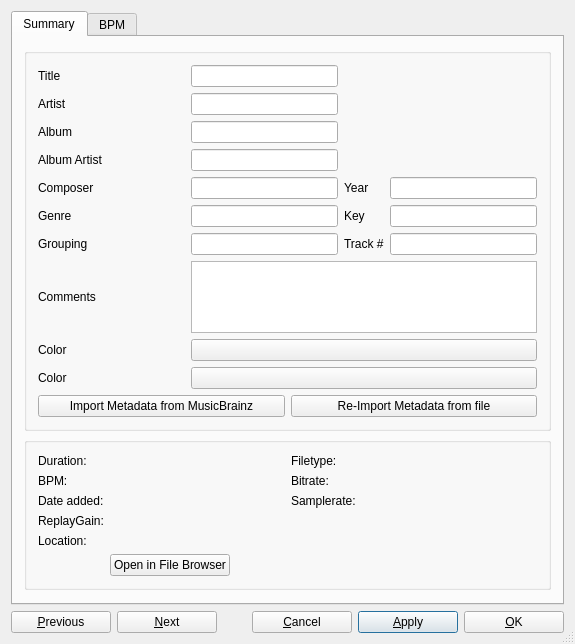
First picture: the form in src/library/dlgtrackinfo.ui, repository mixxxdj/mixxx, before the edit.
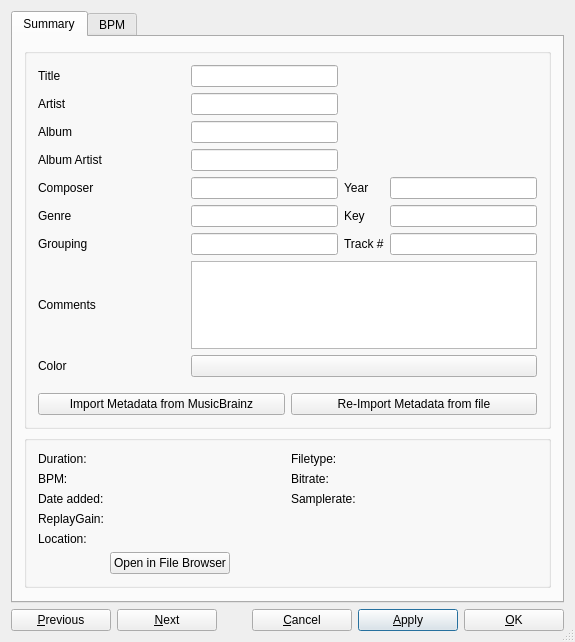
Second picture: the form after the edit.

Commit message: (fix) remove duplicate track color label & button

Diff of the .ui file:
```diff
--- a/src/library/dlgtrackinfo.ui
+++ b/src/library/dlgtrackinfo.ui
@@ -453,26 +453,6 @@
            </layout>
           </item>
 
-          <item row="9" column="0">
-           <widget class="QLabel" name="lblTrackColor">
-            <property name="text">
-             <string>Color</string>
-            </property>
-            <property name="alignment">
-             <set>Qt::AlignLeading|Qt::AlignLeft|Qt::AlignVCenter</set>
-            </property>
-           </widget>
-          </item>
-          <item row="9" column="1" colspan="3">
-           <widget class="QPushButton" name="btnColorPicker">
-            <property name="sizePolicy">
-             <sizepolicy hsizetype="MinimumExpanding" vsizetype="MinimumExpanding">
-              <horstretch>0</horstretch>
-              <verstretch>0</verstretch>
-             </sizepolicy>
-            </property>
-           </widget>
-          </item>
          </layout>
         </widget>
        </item>
```
